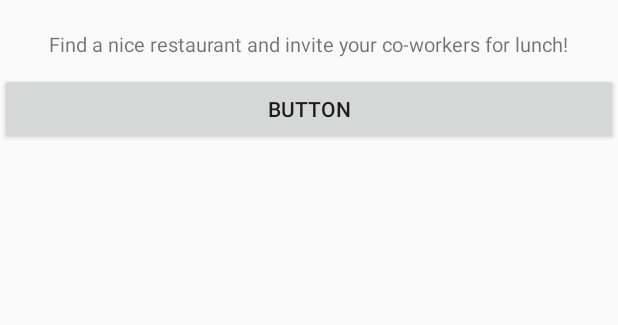
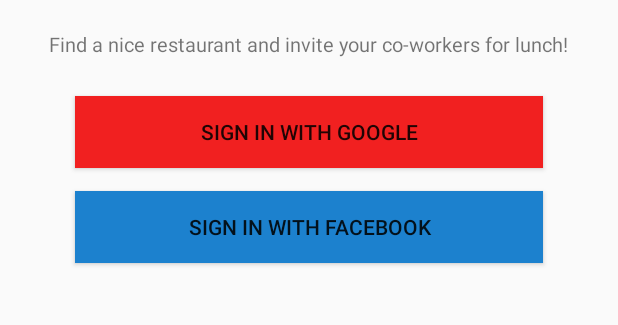
Before and after one commit to xtauch/Go4Lunch, an Android app: the screen it shows after launch (LoginActivity), on a phone screen of 412 x 824 dp, the part 224-549 px from its top. Run offline under Robolectric (Android 15) with nearby library versions, the phone set to English and light mode, and no system bars; our stand-ins replace Firebase (no records; nobody signed in at launch, a user with empty details on screens opened directly); libraries missing offline, so code that uses them is left out: com.firebase.ui.

Commit message:
Weekly commit

```diff
--- a/app/build.gradle
+++ b/app/build.gradle
@@ -62,7 +62,7 @@ dependencies {
     implementation 'com.google.firebase:firebase-messaging:17.5.0' // Notifications
 
     //FIREBASE UI
-    implementation 'com.firebaseui:firebase-ui-auth:3.1.3' // Authentication
+    implementation 'com.firebaseui:firebase-ui-auth:4.3.2' // Authentication
 
     // FACEBOOK LOGIN SUPPORT
     implementation 'com.facebook.android:facebook-android-sdk:4.41.0'
--- a/app/src/main/AndroidManifest.xml
+++ b/app/src/main/AndroidManifest.xml
@@ -8,6 +8,7 @@
     -->
     <uses-permission android:name="android.permission.ACCESS_FINE_LOCATION"/>
     <uses-permission android:name="android.permission.INTERNET"/>
+
 
     <application
             android:allowBackup="true"
--- a/app/src/main/java/tauch/xavier/go4lunch/activities/LoginActivity.kt
+++ b/app/src/main/java/tauch/xavier/go4lunch/activities/LoginActivity.kt
@@ -4,27 +4,51 @@ package tauch.xavier.go4lunch.activities
 import android.content.Intent
 import androidx.appcompat.app.AppCompatActivity
 import android.os.Bundle
+import androidx.constraintlayout.widget.ConstraintLayout
+
 import com.firebase.ui.auth.AuthUI
+import com.firebase.ui.auth.ErrorCodes
+import com.firebase.ui.auth.IdpResponse
+import com.google.android.material.snackbar.Snackbar
 import com.google.firebase.auth.FirebaseAuth
+import com.google.firebase.auth.FirebaseUser
+import kotlinx.android.synthetic.main.activity_login.*
+
 import tauch.xavier.go4lunch.R
 import java.util.*
 
 class LoginActivity : AppCompatActivity() {
 
+
     //FOR DATA
     // 1 - Identifier for Sign-In Activity
     private val RC_SIGN_IN = 123
 
+    private val googleProvider = arrayListOf(
+        AuthUI.IdpConfig.GoogleBuilder().build() // GOOGLE
+    )
+
+    private val facebookProvider = arrayListOf(
+        AuthUI.IdpConfig.FacebookBuilder().build() // FACEBOOK
+    )
+
 
     override fun onCreate(savedInstanceState: Bundle?) {
         super.onCreate(savedInstanceState)
+        setContentView(R.layout.activity_login)
 
         if (FirebaseAuth.getInstance().currentUser != null)
             startMainActivity()
 
-       setContentView(R.layout.activity_login)
+        googleLoginButton.setOnClickListener {
+            startSignInActivity(googleProvider)
+        }
+        facebookLoginButton.setOnClickListener {
+            startSignInActivity(facebookProvider)
+        }
+
+
     }
-
 
 
     // --------------------
@@ -33,16 +57,12 @@ class LoginActivity : AppCompatActivity() {
 
 
     // 2 - Launch Sign-In Activity
-    private fun startSignInActivity() {
+    private fun startSignInActivity(provider: ArrayList<AuthUI.IdpConfig>) {
         startActivityForResult(
             AuthUI.getInstance()
                 .createSignInIntentBuilder()
                 .setTheme(R.style.LoginTheme)
-                .setAvailableProviders(
-                    Arrays.asList(
-                        AuthUI.IdpConfig.Builder(AuthUI.FACEBOOK_PROVIDER).build(), // FACEBOOK
-                        AuthUI.IdpConfig.Builder(AuthUI.GOOGLE_PROVIDER).build()) // GOOGLE
-                )
+                .setAvailableProviders(provider)
                 .setIsSmartLockEnabled(false, true)
                 .setLogo(R.drawable.ic_launcher_background)
                 .build(),
@@ -55,4 +75,56 @@ class LoginActivity : AppCompatActivity() {
         val intent = Intent(this, MainActivity::class.java)
         startActivity(intent)
     }
+
+
+    override fun onActivityResult(requestCode: Int, resultCode: Int, data: Intent) {
+        super.onActivityResult(requestCode, resultCode, data)
+        // 4 - Handle SignIn Activity response on activity result
+        this.handleResponseAfterSignIn(requestCode, resultCode, data);
+    }
+
+
+    // --------------------
+    // UI
+    // --------------------
+
+    // 2 - Show Snack Bar with a message
+    private fun showSnackBar(constraintLayout: ConstraintLayout, message: String) {
+        Snackbar.make(constraintLayout, message, Snackbar.LENGTH_SHORT).show()
+    }
+
+    // --------------------
+    // UTILS
+    // --------------------
+
+    // 3 - Method that handles response after SignIn Activity close
+    private fun handleResponseAfterSignIn(requestCode: Int, resultCode: Int, data: Intent) {
+
+        val response: IdpResponse? = IdpResponse.fromResultIntent(data)
+
+        if (requestCode == RC_SIGN_IN) {
+            if (resultCode == RESULT_OK) { // SUCCESS
+                showSnackBar(this.constraintLayout, getString(R.string.connection_succeed))
+                startMainActivity()
+            } else { // ERRORS
+                when {
+                    response == null -> showSnackBar(
+                        this.constraintLayout,
+                        getString(R.string.error_authentication_canceled)
+                    )
+                    response.error?.errorCode == ErrorCodes.NO_NETWORK -> showSnackBar(
+                        this.constraintLayout,
+                        getString(R.string.error_no_internet)
+                    )
+                    response.error?.errorCode == ErrorCodes.UNKNOWN_ERROR -> showSnackBar(
+                        this.constraintLayout,
+                        getString(R.string.error_unknown_error)
+                    )
+                }
+            }
+        }
+    }
+
+
+
 }
--- a/app/src/main/res/layout/activity_login.xml
+++ b/app/src/main/res/layout/activity_login.xml
@@ -4,6 +4,7 @@
         xmlns:tools="http://schemas.android.com/tools"
         android:layout_width="match_parent"
         android:layout_height="match_parent"
+        android:id="@+id/constraintLayout"
         tools:context=".activities.LoginActivity">
 
         <!-- MAIN CONTAINER -->
@@ -38,11 +39,24 @@
                     android:layout_margin="@dimen/default_margin"/>
 
             <androidx.appcompat.widget.AppCompatButton
-                    android:text="Button"
+                    android:text="@string/login_google"
                     android:layout_width="match_parent"
-                    android:layout_height="wrap_content" android:id="@+id/button2"/>
+                    android:layout_height="wrap_content"
+                    android:layout_marginTop="15dp"
+                    android:layout_marginStart="50dp"
+                    android:layout_marginEnd="50dp"
+                    android:background="@color/googleBackground"
+                    android:id="@+id/googleLoginButton"/>
 
-
+            <androidx.appcompat.widget.AppCompatButton
+                    android:text="@string/login_facebook"
+                    android:layout_width="match_parent"
+                    android:layout_height="wrap_content"
+                    android:layout_marginTop="15dp"
+                    android:layout_marginStart="50dp"
+                    android:layout_marginEnd="50dp"
+                    android:background="@color/facebookBackground"
+                    android:id="@+id/facebookLoginButton"/>
         </LinearLayout>
 
 </androidx.constraintlayout.widget.ConstraintLayout>
--- a/app/src/main/res/values/colors.xml
+++ b/app/src/main/res/values/colors.xml
@@ -3,4 +3,7 @@
     <color name="colorPrimary">#008577</color>
     <color name="colorPrimaryDark">#00574B</color>
     <color name="colorAccent">#D81B60</color>
+
+    <color name="googleBackground">#F12020</color>
+    <color name="facebookBackground">#1C81CE</color>
 </resources>
--- a/app/src/main/res/values/strings.xml
+++ b/app/src/main/res/values/strings.xml
@@ -29,7 +29,16 @@
     <string name="nav_lunch">YOUR LUNCH</string>
     <string name="nav_settings">SETTINGS</string>
     <string name="nav_logout">LOGOUT</string>
-    <string name="login">LOGIN</string>
+
+
+    <string name="connection_succeed">Authentication successful</string>
+    <string name="error_authentication_canceled">Authentication canceled</string>
+    <string name="error_no_internet">No internet connexion available</string>
+    <string name="error_unknown_error">An unknown error occurred </string>
+
+
+    <string name="login_google">Sign in with Google</string>
+    <string name="login_facebook">Sign in with Facebook</string>
 
     <string name="main_activity_description">Find a nice restaurant and invite your co-workers for lunch!</string>
 
--- a/build.gradle
+++ b/build.gradle
@@ -10,9 +10,6 @@ buildscript {
     dependencies {
         classpath 'com.android.tools.build:gradle:3.3.2'
         classpath "org.jetbrains.kotlin:kotlin-gradle-plugin:$kotlin_version"
-        // NOTE: Do not place your application dependencies here; they belong
-        // in the individual module build.gradle files
-
         //FIREBASE
         classpath 'com.google.gms:google-services:4.2.0'
     }
```
Also changed, not shown: app/src/main/java/tauch/xavier/go4lunch/activities/MainActivity.kt (+45 -5 lines), app/src/main/java/tauch/xavier/go4lunch/auth/ProfileActivity.kt (+7 -1 lines), 1 other file.
